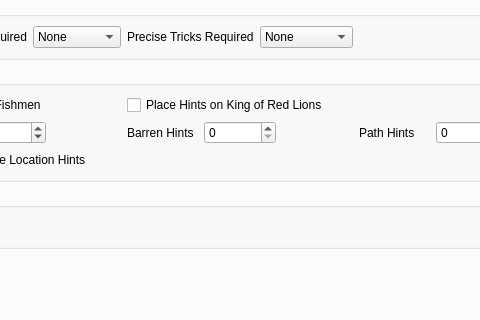
Above: wwr_ui/randomizer_window.ui from tanjo3/wwrando before the change; both pictures show x 369 to 849 and y 117 to 437 of the 1000 by 775 pixel window. Below: the same form after it.
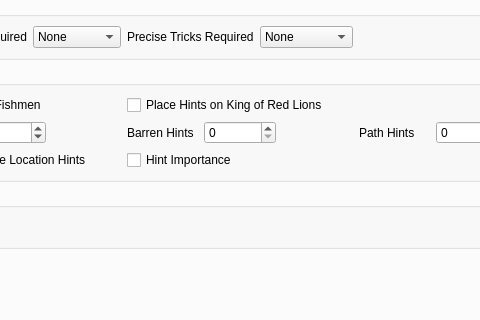
That is the form after the change. The open tabs and pages were chosen to show the change. Custom widgets are drawn as their Qt base class.

Commit message: Merge tanjo3/hint-importance

What changed in the file:
```diff
--- a/wwr_ui/randomizer_window.ui
+++ b/wwr_ui/randomizer_window.ui
@@ -1287,6 +1287,13 @@
                  </item>
                 </layout>
                </item>
+               <item row="6" column="2">
+                <widget class="QCheckBox" name="hint_importance">
+                 <property name="text">
+                  <string>Hint Importance</string>
+                 </property>
+                </widget>
+               </item>
               </layout>
              </widget>
             </item>
```
The commit also changes 5 other files.
